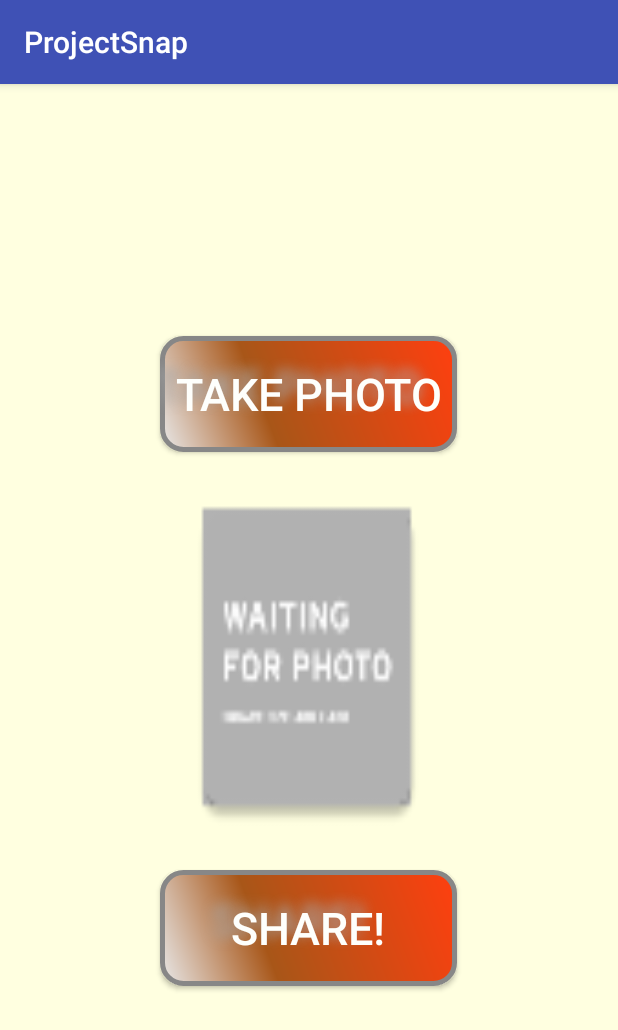
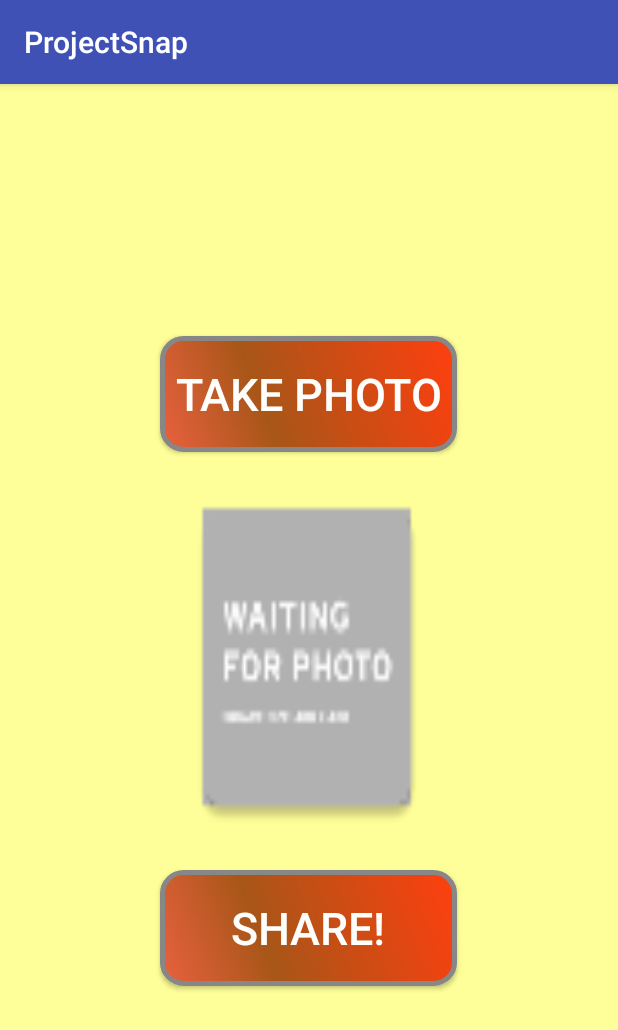
Before and after one commit to conorprunty/AndroidProject, an Android app: the CameraActivity screen opened directly, with no data from a screen before it, on a phone screen of 412 x 824 dp. Shown: the top 1030 px of the screen. Run offline under Robolectric (Android 15) with nearby library versions, the phone set to English and light mode, and no system bars.

Commit message:
tidy up + comments
temp hardcoded of GPS coordinates, as doesn’t seem to work yet

```diff
--- a/app/src/main/java/com/example/conorprunty/projectsnap/CameraActivity.java
+++ b/app/src/main/java/com/example/conorprunty/projectsnap/CameraActivity.java
@@ -20,37 +20,52 @@ import android.widget.Toast;
 
 import com.google.android.gms.common.ConnectionResult;
 import com.google.android.gms.common.api.GoogleApiClient;
+import com.google.android.gms.location.LocationListener;
+import com.google.android.gms.location.LocationRequest;
 import com.google.android.gms.location.LocationServices;
 
 import java.io.File;
 import java.io.FileOutputStream;
 
-public class CameraActivity extends AppCompatActivity implements GoogleApiClient.ConnectionCallbacks, GoogleApiClient.OnConnectionFailedListener {
+public class CameraActivity extends AppCompatActivity implements GoogleApiClient.ConnectionCallbacks, GoogleApiClient.OnConnectionFailedListener, LocationListener {
 
     static final int REQUEST_IMAGE_CAPTURE = 1;
     static final int MY_PERMISSIONS_REQUEST_CAMERA = 2;
+    static final int MY_PERMISSIONS_REQUEST_ACCESS_FINE_LOCATION = 3;
     private ImageView ivThummbnail;
-    String xCoord = "";
-    String yCoord = "";
+    String xCoord = "53.3506500";
+    String yCoord = "-6.2536200";
     private GoogleApiClient mGoogleApiClient;
     private Location mLastLocation;
+    private LocationRequest mLocationRequest;
+    private Location myLocation;
 
     @Override
     protected void onCreate(Bundle savedInstanceState) {
         super.onCreate(savedInstanceState);
         setContentView(R.layout.activity_camera);
-
+        if (ContextCompat.checkSelfPermission(this, Manifest.permission.ACCESS_FINE_LOCATION) != PackageManager.PERMISSION_GRANTED) {
+            ActivityCompat.requestPermissions(this, new String[]{Manifest.permission.ACCESS_FINE_LOCATION}, MY_PERMISSIONS_REQUEST_ACCESS_FINE_LOCATION);
+        } else if (ContextCompat.checkSelfPermission(this, Manifest.permission.ACCESS_FINE_LOCATION) == PackageManager.PERMISSION_GRANTED) {
             //starts the connection to the Google API for getting the location services
             if (mGoogleApiClient == null) {
+                //this is connecting successfully
                 mGoogleApiClient = new GoogleApiClient.Builder(this)
                         .addConnectionCallbacks(this)
                         .addOnConnectionFailedListener(this)
                         .addApi(LocationServices.API)
                         .build();
             }
+            mLocationRequest = LocationRequest.create()
+                    .setPriority(LocationRequest.PRIORITY_HIGH_ACCURACY)
+                    .setInterval(10 * 6000)        // 60 seconds
+                    .setFastestInterval(1 * 1000); // 1 second
             //checks if not empty before connecting
             if (mGoogleApiClient != null) {
                 mGoogleApiClient.connect();
+            }
+        } else {
+            Toast.makeText(getApplicationContext(), "Unable to get permissions for location services!", Toast.LENGTH_LONG).show();
         }
 
         Button bCamera = (Button) findViewById(R.id.takePicture);
@@ -62,19 +77,14 @@ public class CameraActivity extends AppCompatActivity implements GoogleApiClient
                 takePicture();
             }
         });
-
         Button bSendCoords = (Button) findViewById(R.id.coordButton);
-
         //this sends the image via a share intent
         bSendCoords.setOnClickListener(new View.OnClickListener() {
             @Override
             public void onClick(View v) {
-
                 //http://stackoverflow.com/questions/21084866/how-to-share-image-of-imageview/21095826
                 ImageView imageBeingSent = (ImageView) findViewById(R.id.imageDisplay);
-
                 imageBeingSent.setDrawingCacheEnabled(true);
-
                 //need to compress the image first, and use the images path to send it
                 Bitmap bitmap = imageBeingSent.getDrawingCache();
                 File root = Environment.getExternalStorageDirectory();
@@ -87,8 +97,6 @@ public class CameraActivity extends AppCompatActivity implements GoogleApiClient
                 } catch (Exception e) {
                     e.printStackTrace();
                 }
-
-
                 //start the intent for sharing the image
                 Intent iShare = new Intent(Intent.ACTION_SEND);
                 //set the type to only find images, nothing else
@@ -99,6 +107,19 @@ public class CameraActivity extends AppCompatActivity implements GoogleApiClient
                 startActivity(Intent.createChooser(iShare, "Choose app to share photo with!"));
             }
         });
+    }
+
+    @Override
+    public void onConnected(Bundle connectionHint) {
+        //test to make sure its connected
+        Toast.makeText(getApplicationContext(), "connected", Toast.LENGTH_LONG).show();
+        //get last location
+        Location location = LocationServices.FusedLocationApi.getLastLocation(mGoogleApiClient);
+        if ((location == null) && (ContextCompat.checkSelfPermission(this, Manifest.permission.ACCESS_FINE_LOCATION) == PackageManager.PERMISSION_GRANTED)) {
+            LocationServices.FusedLocationApi.requestLocationUpdates(mGoogleApiClient, mLocationRequest, this);
+        } else {
+            myLocation = location;
+        }
     }
 
     @Override
@@ -113,6 +134,8 @@ public class CameraActivity extends AppCompatActivity implements GoogleApiClient
     }
 
     private void cameraIntentCode() {
+        //permission granted by user so this method is called
+        //used to take the picture itself via intents
         Intent takePictureIntent = new Intent(MediaStore.ACTION_IMAGE_CAPTURE);
         if (takePictureIntent.resolveActivity(getPackageManager()) != null) {
             startActivityForResult(takePictureIntent, REQUEST_IMAGE_CAPTURE);
@@ -120,9 +143,11 @@ public class CameraActivity extends AppCompatActivity implements GoogleApiClient
     }
 
     private void takePicture() {
+        //check permissions for picture
         if (ContextCompat.checkSelfPermission(this, Manifest.permission.CAMERA) != PackageManager.PERMISSION_GRANTED) {
             ActivityCompat.requestPermissions(this, new String[]{Manifest.permission.CAMERA}, MY_PERMISSIONS_REQUEST_CAMERA);
         } else {
+            //permission ok - call the camera intent method
             cameraIntentCode();
         }
     }
@@ -145,20 +170,6 @@ public class CameraActivity extends AppCompatActivity implements GoogleApiClient
     }
 
     @Override
-    public void onConnected(Bundle connectionHint) {
-        if (ActivityCompat.checkSelfPermission(this, Manifest.permission.ACCESS_FINE_LOCATION) != PackageManager.PERMISSION_GRANTED && ActivityCompat.checkSelfPermission(this, Manifest.permission.ACCESS_COARSE_LOCATION) != PackageManager.PERMISSION_GRANTED) {
-            Toast.makeText(getApplicationContext(), "xcoord is " + xCoord, Toast.LENGTH_LONG).show();
-            //return;
-        }
-        mLastLocation = LocationServices.FusedLocationApi.getLastLocation(
-                mGoogleApiClient);
-        if (mLastLocation != null) {
-            xCoord = Double.toString(mLastLocation.getLatitude());
-            Toast.makeText(getApplicationContext(), "xcoord is " + xCoord, Toast.LENGTH_LONG).show();
-        }
-    }
-
-    @Override
     public void onConnectionSuspended(int i) {
 
     }
@@ -167,4 +178,9 @@ public class CameraActivity extends AppCompatActivity implements GoogleApiClient
     public void onConnectionFailed(@NonNull ConnectionResult connectionResult) {
 
     }
+
+    @Override
+    public void onLocationChanged(Location location) {
+
     }
+}
--- a/app/src/main/java/com/example/conorprunty/projectsnap/MainActivity.java
+++ b/app/src/main/java/com/example/conorprunty/projectsnap/MainActivity.java
@@ -12,10 +12,8 @@ public class MainActivity extends AppCompatActivity {
     protected void onCreate(Bundle savedInstanceState) {
         super.onCreate(savedInstanceState);
         setContentView(R.layout.activity_main);
-
         //button to open camera page
         Button goToCamera = (Button) findViewById(R.id.cameraButton);
-
         goToCamera.setOnClickListener(new View.OnClickListener() {
             @Override
             public void onClick(View v) {
@@ -24,10 +22,8 @@ public class MainActivity extends AppCompatActivity {
                 startActivity(i);
             }
         });
-
         //button to open gallery page
         Button goToGallery = (Button) findViewById(R.id.galleryButton);
-
         goToGallery.setOnClickListener(new View.OnClickListener() {
             @Override
             public void onClick(View v) {
--- a/app/src/main/res/drawable/buttonshape.xml
+++ b/app/src/main/res/drawable/buttonshape.xml
@@ -1,28 +1,23 @@
 <?xml version="1.0" encoding="utf-8"?>
-<shape xmlns:android="http://schemas.android.com/apk/res/android" android:shape="rectangle" >
-    <corners
-        android:radius="14dp"
-        />
+<shape xmlns:android="http://schemas.android.com/apk/res/android"
+    android:shape="rectangle">
+    <corners android:radius="14dp" />
     <gradient
         android:angle="45"
+        android:centerColor="#A85618"
         android:centerX="35%"
-        android:centerColor="#A85618"
-        android:startColor="#E8E8E8"
         android:endColor="#FF3F0F"
-        android:type="linear"
-        />
+        android:startColor="#E8613F"
+        android:type="linear" />
     <padding
+        android:bottom="0dp"
         android:left="0dp"
-        android:top="0dp"
         android:right="0dp"
-        android:bottom="0dp"
-        />
+        android:top="0dp" />
     <size
         android:width="198dp"
-        android:height="77dp"
-        />
+        android:height="77dp" />
     <stroke
         android:width="3dp"
-        android:color="#878787"
-        />
+        android:color="#878787" />
 </shape>
--- a/app/src/main/res/layout/activity_camera.xml
+++ b/app/src/main/res/layout/activity_camera.xml
@@ -1,57 +1,55 @@
 <?xml version="1.0" encoding="utf-8"?>
 <RelativeLayout xmlns:android="http://schemas.android.com/apk/res/android"
+    xmlns:app="http://schemas.android.com/apk/res-auto"
     xmlns:tools="http://schemas.android.com/tools"
-    xmlns:app="http://schemas.android.com/apk/res-auto"
     android:id="@+id/activity_camera"
     android:layout_width="match_parent"
     android:layout_height="match_parent"
+    android:background="#FFFF99"
     android:paddingBottom="@dimen/activity_vertical_margin"
     android:paddingLeft="@dimen/activity_horizontal_margin"
     android:paddingRight="@dimen/activity_horizontal_margin"
     android:paddingTop="@dimen/activity_vertical_margin"
-    android:background="#FFFFE0"
     tools:context="com.example.conorprunty.projectsnap.CameraActivity">
 
     <ImageView
+        android:id="@+id/imageDisplay"
         android:layout_width="175dp"
         android:layout_height="250dp"
+        android:layout_centerHorizontal="true"
+        android:layout_centerVertical="true"
+        android:contentDescription=""
+        android:scaleType="fitXY"
         app:srcCompat="@mipmap/imagepreview"
-        android:id="@+id/imageDisplay"
-        android:scaleType="fitXY"
-        android:layout_centerVertical="true"
-        android:layout_centerHorizontal="true"
-        android:contentDescription=""
         tools:ignore="ContentDescription" />
 
     <Button
-        android:text="@string/share"
-        android:textColor="#FEFFFC"
-        android:textSize="30sp"
+        android:id="@+id/coordButton"
         android:layout_width="198dp"
         android:layout_height="77dp"
+        android:layout_below="@+id/imageDisplay"
+        android:layout_centerHorizontal="true"
+        android:layout_marginTop="15dp"
         android:background="@drawable/buttonshape"
         android:shadowColor="#A8A8A8"
         android:shadowDx="-20"
         android:shadowDy="-8"
-        android:shadowRadius="10"
-        android:id="@+id/coordButton"
-        android:layout_below="@+id/imageDisplay"
-        android:layout_centerHorizontal="true"
-        android:layout_marginTop="15dp" />
+        android:text="@string/share"
+        android:textColor="#FEFFFC"
+        android:textSize="30sp" />
 
     <Button
-        android:text="@string/take_photo"
-        android:textColor="#FEFFFC"
-        android:textSize="30sp"
+        android:id="@+id/takePicture"
         android:layout_width="198dp"
         android:layout_height="77dp"
+        android:layout_above="@+id/imageDisplay"
+        android:layout_alignStart="@+id/coordButton"
+        android:layout_marginBottom="13dp"
         android:background="@drawable/buttonshape"
         android:shadowColor="#A8A8A8"
         android:shadowDx="-20"
         android:shadowDy="-8"
-        android:shadowRadius="10"
-        android:id="@+id/takePicture"
-        android:layout_above="@+id/imageDisplay"
-        android:layout_alignStart="@+id/coordButton"
-        android:layout_marginBottom="13dp" />
+        android:text="@string/take_photo"
+        android:textColor="#FEFFFC"
+        android:textSize="30sp" />
 </RelativeLayout>
--- a/app/src/main/res/layout/activity_gallery.xml
+++ b/app/src/main/res/layout/activity_gallery.xml
@@ -9,7 +9,7 @@
     android:paddingLeft="@dimen/activity_horizontal_margin"
     android:paddingRight="@dimen/activity_horizontal_margin"
     android:paddingTop="@dimen/activity_vertical_margin"
-    android:background="#FFFFE0"
+    android:background="#FFFF99"
     tools:context="com.example.conorprunty.projectsnap.GalleryActivity">
 
     <ImageView
@@ -33,7 +33,6 @@
         android:shadowColor="#A8A8A8"
         android:shadowDx="-20"
         android:shadowDy="-8"
-        android:shadowRadius="10"
         android:text="@string/share_image"
         android:layout_marginTop="16dp"
         android:layout_below="@+id/imageView"
@@ -49,7 +48,6 @@
         android:shadowColor="#A8A8A8"
         android:shadowDx="-20"
         android:shadowDy="-8"
-        android:shadowRadius="10"
         android:text="@string/get_images"
         android:layout_alignParentTop="true"
         android:layout_alignStart="@+id/shareImage"
--- a/app/src/main/res/values/strings.xml
+++ b/app/src/main/res/values/strings.xml
@@ -3,10 +3,10 @@
     <string name="take_photo">Take Photo</string>
     <string name="get_images">Get Images</string>
     <string name="share">Share!</string>
-    <string name="project_snap">PROJECT SNAP!</string>
+    <string name="project_snap">PROJECT SNAP</string>
     <string name="camera">CAMERA</string>
     <string name="gallery">GALLERY</string>
-    <string name="or_choose_from_one_your_existing_photos">Or choose from one your existing photos!</string>
+    <string name="or_choose_from_one_your_existing_photos">Or choose from one of your existing photos:</string>
     <string name="take_a_photo_now_and_share_its_location_with_your_friends">Take a photo now and share its location with your friends!</string>
     <string name="share_image">Share!</string>
 </resources>
```
Also changed, not shown: app/src/main/java/com/example/conorprunty/projectsnap/GalleryActivity.java (+0 -12 lines), app/src/main/res/layout/activity_main.xml (+31 -33 lines). Lines whose indentation alone changed are shown as unchanged.
